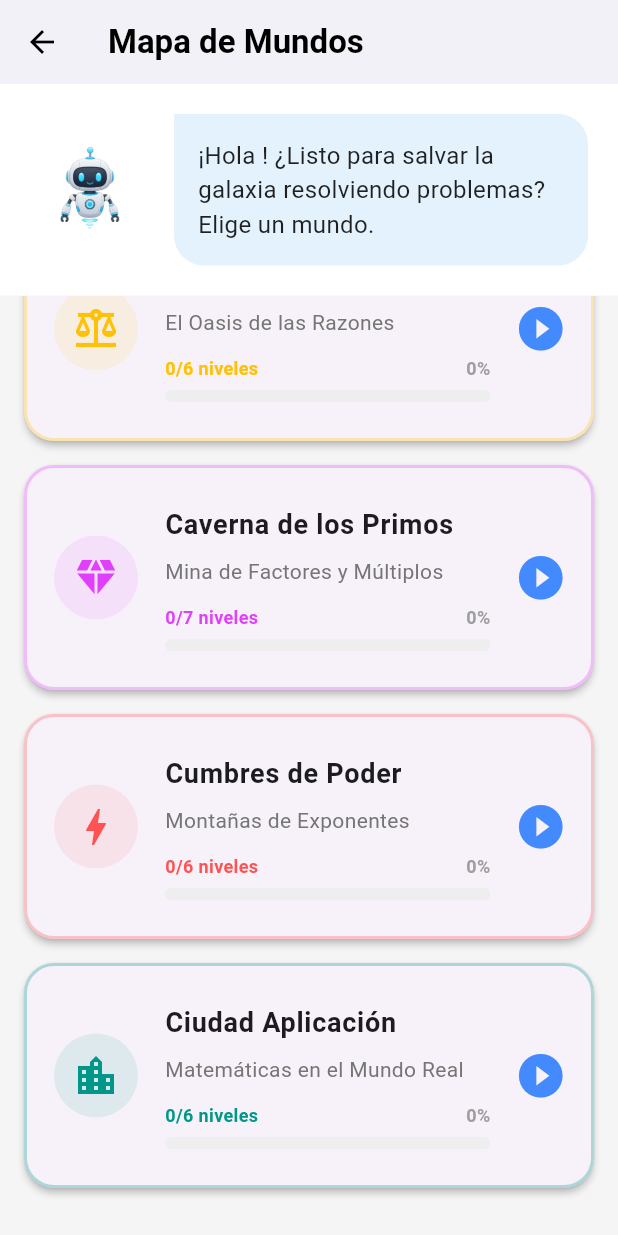
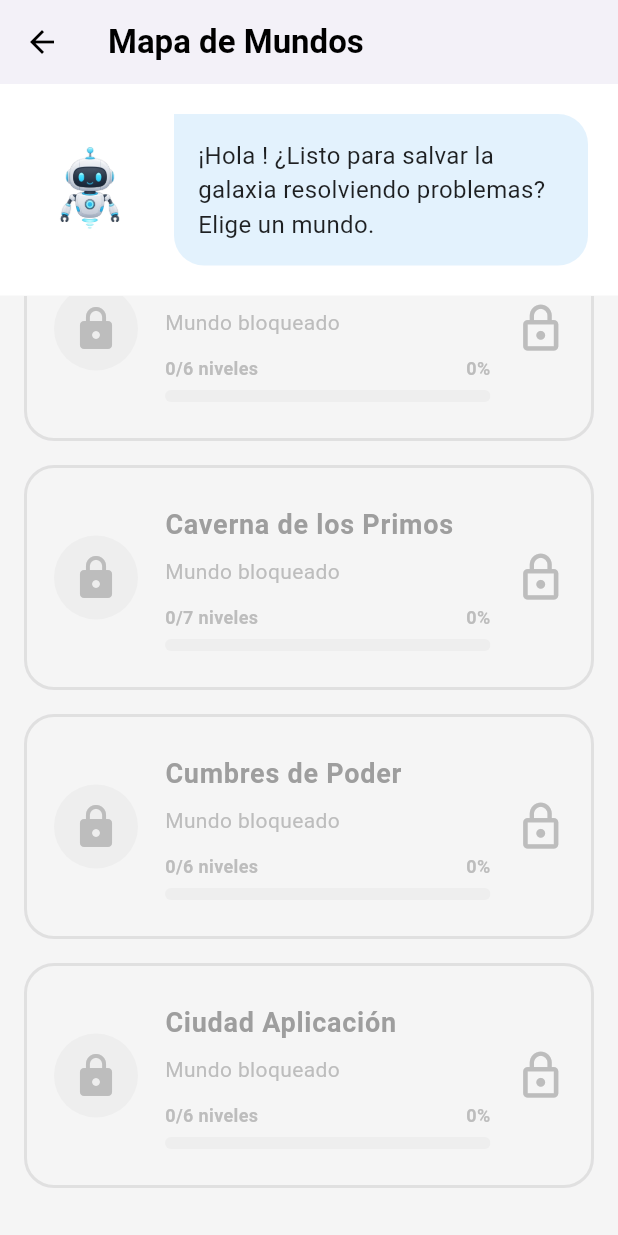
Before and after one commit to ariantsx/math-ia, a Flutter app: the WorldsMapScreen screen opened directly, scrolled down 428 dp, on a phone screen of 412 x 824 dp. Run offline on Flutter 3.47's test engine with Material 3 defaults, Android fonts, the phone set to English and light mode, and no system bars.

Commit message:
Implementación de mundos bloqueados

```diff
--- a/frontend/lib/features/math_challenges/presentation/screens/worlds_map_screen.dart
+++ b/frontend/lib/features/math_challenges/presentation/screens/worlds_map_screen.dart
@@ -82,7 +82,6 @@ class WorldsMapScreen extends StatelessWidget {
           ),
 
           // LISTA DE MUNDOS
-          // LISTA DE MUNDOS
           Expanded(
             child: ListView.builder(
               padding: const EdgeInsets.all(16),
@@ -94,18 +93,35 @@ class WorldsMapScreen extends StatelessWidget {
                 // AHORA ES REAL: Leemos cuántos niveles ha pasado de ESTE mundo específico
                 final int completedLevels =
                     userProvider.worldProgress[world['id']] ?? 0;
-                final double progress = completedLevels / totalLevels;
+                final double progress = totalLevels > 0
+                    ? (completedLevels / totalLevels)
+                    : 0.0;
+
+                // --- NUEVA LÓGICA DE BLOQUEO ---
+                bool isUnlocked = true;
+                if (index > 0) {
+                  final previousWorld = worlds[index - 1];
+                  final int prevTotal = previousWorld['levels'].length;
+                  final int prevCompleted =
+                      userProvider.worldProgress[previousWorld['id']] ?? 0;
+
+                  // Si el mundo anterior no está completado al 100%, se bloquea este
+                  if (prevCompleted < prevTotal) {
+                    isUnlocked = false;
+                  }
+                }
 
                 return Card(
                   margin: const EdgeInsets.only(bottom: 16),
-                  elevation: 2,
+                  elevation: isUnlocked
+                      ? 2
+                      : 0, // Quitamos sombra si está bloqueado
                   shape: RoundedRectangleBorder(
                     borderRadius: BorderRadius.circular(20),
                   ),
-                  // En worlds_map_screen.dart, dentro de tu ListView.builder:
-                  // En worlds_map_screen.dart:
                   child: InkWell(
-                    onTap: () {
+                    onTap: isUnlocked
+                        ? () {
                             Navigator.push(
                               context,
                               MaterialPageRoute(
@@ -115,32 +131,62 @@ class WorldsMapScreen extends StatelessWidget {
                                 ),
                               ),
                             );
+                          }
+                        : () {
+                            // Alerta si intenta ingresar a un mundo bloqueado
+                            ScaffoldMessenger.of(context).showSnackBar(
+                              SnackBar(
+                                content: const Text(
+                                  '🔒 Completa el mundo anterior para desbloquear',
+                                  style: TextStyle(fontWeight: FontWeight.bold),
+                                ),
+                                backgroundColor: Colors.grey.shade800,
+                                behavior: SnackBarBehavior.floating,
+                                shape: RoundedRectangleBorder(
+                                  borderRadius: BorderRadius.circular(20),
+                                ),
+                              ),
+                            );
                           },
                     borderRadius: BorderRadius.circular(20),
                     child: Container(
                       decoration: BoxDecoration(
                         borderRadius: BorderRadius.circular(20),
                         border: Border.all(
-                          color: world['color'].withOpacity(0.3),
+                          color: isUnlocked
+                              ? world['color'].withOpacity(0.3)
+                              : Colors.grey.shade300,
                           width: 2,
                         ),
+                        color: isUnlocked
+                            ? Colors.transparent
+                            : Colors
+                                  .grey
+                                  .shade100, // Fondo grisáceo si está bloqueado
                       ),
                       child: ListTile(
                         contentPadding: const EdgeInsets.all(16),
                         leading: CircleAvatar(
                           radius: 30,
-                          backgroundColor: world['color'].withOpacity(0.1),
+                          backgroundColor: isUnlocked
+                              ? world['color'].withOpacity(0.1)
+                              : Colors.grey.shade200,
                           child: Icon(
-                            world['icon'],
-                            color: world['color'],
+                            isUnlocked ? world['icon'] : Icons.lock,
+                            color: isUnlocked
+                                ? world['color']
+                                : Colors.grey.shade400,
                             size: 32,
                           ),
                         ),
                         title: Text(
                           world['name'],
-                          style: const TextStyle(
+                          style: TextStyle(
                             fontWeight: FontWeight.bold,
                             fontSize: 18,
+                            color: isUnlocked
+                                ? Colors.black87
+                                : Colors.grey.shade500,
                           ),
                         ),
 
@@ -151,8 +197,14 @@ class WorldsMapScreen extends StatelessWidget {
                             crossAxisAlignment: CrossAxisAlignment.start,
                             children: [
                               Text(
-                                world['subtitle'],
-                                style: TextStyle(color: Colors.grey.shade600),
+                                isUnlocked
+                                    ? world['subtitle']
+                                    : 'Mundo bloqueado',
+                                style: TextStyle(
+                                  color: isUnlocked
+                                      ? Colors.grey.shade600
+                                      : Colors.grey.shade400,
+                                ),
                               ),
                               const SizedBox(height: 12),
 
@@ -162,18 +214,26 @@ class WorldsMapScreen extends StatelessWidget {
                                     MainAxisAlignment.spaceBetween,
                                 children: [
                                   Text(
-                                    '$completedLevels/$totalLevels niveles',
+                                    isUnlocked
+                                        ? '$completedLevels/$totalLevels niveles'
+                                        : '0/$totalLevels niveles',
                                     style: TextStyle(
                                       fontSize: 12,
                                       fontWeight: FontWeight.bold,
-                                      color: world['color'],
+                                      color: isUnlocked
+                                          ? world['color']
+                                          : Colors.grey.shade400,
                                     ),
                                   ),
                                   Text(
-                                    '${(progress * 100).toInt()}%',
-                                    style: const TextStyle(
+                                    isUnlocked
+                                        ? '${(progress * 100).toInt()}%'
+                                        : '0%',
+                                    style: TextStyle(
                                       fontSize: 12,
-                                      color: Colors.grey,
+                                      color: isUnlocked
+                                          ? Colors.grey
+                                          : Colors.grey.shade400,
                                       fontWeight: FontWeight.bold,
                                     ),
                                   ),
@@ -185,23 +245,30 @@ class WorldsMapScreen extends StatelessWidget {
                               ClipRRect(
                                 borderRadius: BorderRadius.circular(10),
                                 child: LinearProgressIndicator(
-                                  value: progress,
+                                  value: isUnlocked ? progress : 0.0,
                                   minHeight:
                                       8, // Un poco más gruesa para que resalte
                                   backgroundColor: Colors.grey.shade200,
-                                  color:
-                                      world['color'], // Usa el color temático del mundo
+                                  color: isUnlocked
+                                      ? world['color']
+                                      : Colors
+                                            .grey
+                                            .shade300, // Usa el color temático o gris
                                 ),
                               ),
                             ],
                           ),
                         ),
-                        trailing: const Column(
+                        trailing: Column(
                           mainAxisAlignment: MainAxisAlignment.center,
                           children: [
                             Icon(
-                              Icons.play_circle_fill,
-                              color: Colors.blueAccent,
+                              isUnlocked
+                                  ? Icons.play_circle_fill
+                                  : Icons.lock_outline,
+                              color: isUnlocked
+                                  ? Colors.blueAccent
+                                  : Colors.grey.shade400,
                               size: 35,
                             ),
                           ],
```
Also changed, not shown: 1 other file. Lines whose indentation alone changed are shown as unchanged.
